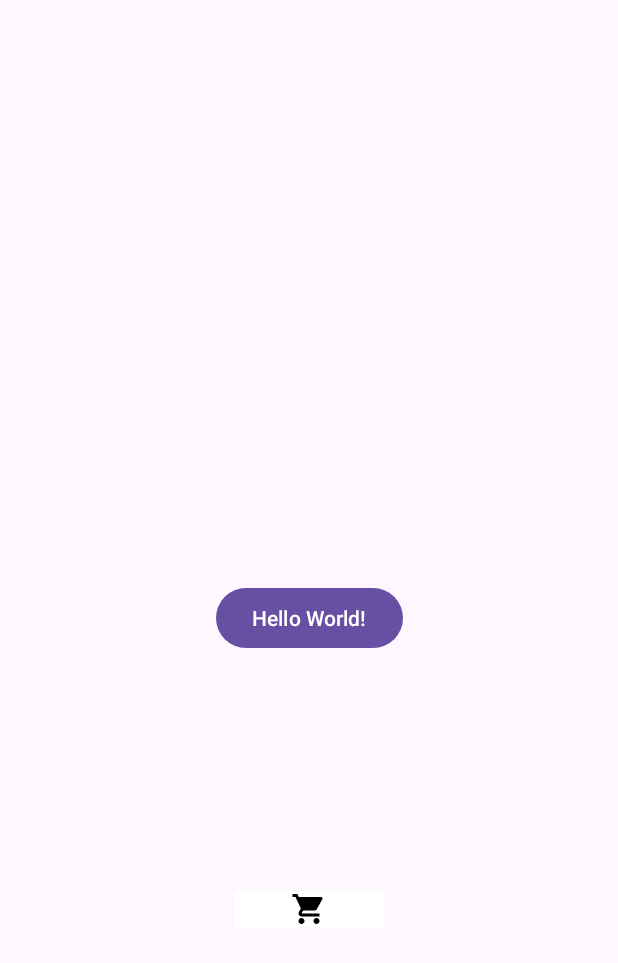
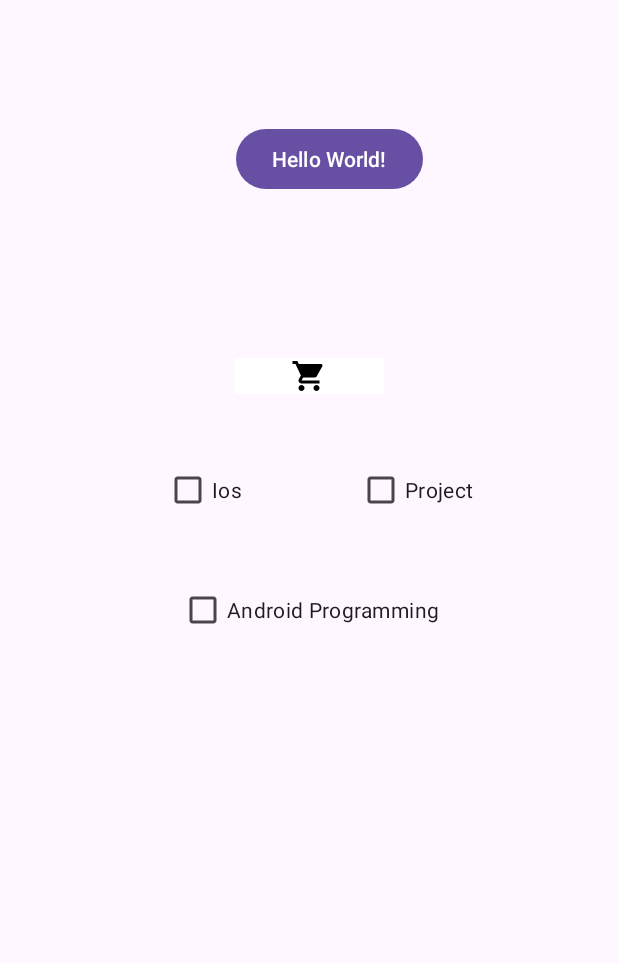
Before and after one commit to raveena-projects/ButtonDemo, an Android app: the screen it shows after launch (MainActivity), on a phone screen of 412 x 824 dp. Shown: the top 963 px of the screen. Run offline under Robolectric (Android 15) with nearby library versions, the phone set to English and light mode, and no system bars.

Commit message:
Checkbox layout

```diff
--- a/app/build.gradle
+++ b/app/build.gradle
@@ -4,12 +4,12 @@ plugins {
 
 android {
     namespace 'com.example.buttondemo'
-    compileSdk 34
+    compileSdk 35
 
     defaultConfig {
         applicationId "com.example.buttondemo"
         minSdk 24
-        targetSdk 34
+        targetSdk 35
         versionCode 1
         versionName "1.0"
 
--- a/app/src/main/java/com/example/buttondemo/MainActivity.java
+++ b/app/src/main/java/com/example/buttondemo/MainActivity.java
@@ -40,4 +40,7 @@ public class MainActivity extends AppCompatActivity {
             }
         });
     }
+    public  void checkboxOnclickHandler(View view){
+        Log.d("Checkbox","Checkbox selected");
+    }
 }
--- a/app/src/main/res/layout/activity_main.xml
+++ b/app/src/main/res/layout/activity_main.xml
@@ -14,18 +14,56 @@
         android:text="Hello World!"
         app:layout_constraintBottom_toBottomOf="parent"
         app:layout_constraintEnd_toEndOf="parent"
+        app:layout_constraintHorizontal_bias="0.547"
         app:layout_constraintStart_toStartOf="parent"
-        app:layout_constraintTop_toTopOf="parent" />
+        app:layout_constraintTop_toTopOf="parent"
+        app:layout_constraintVertical_bias="0.106" />
 
     <ImageButton
         android:id="@+id/imgBtn"
-        android:src="@drawable/baseline_shopping_cart_24"
-        android:background="@color/white"
         android:layout_width="100dp"
         android:layout_height="wrap_content"
+        android:background="@color/white"
+        android:src="@drawable/baseline_shopping_cart_24"
         app:layout_constraintBottom_toBottomOf="parent"
         app:layout_constraintEnd_toEndOf="parent"
+        app:layout_constraintHorizontal_bias="0.501"
         app:layout_constraintStart_toStartOf="parent"
-        app:layout_constraintTop_toTopOf="@id/btn" />
+        app:layout_constraintTop_toTopOf="@id/btn"
+        app:layout_constraintVertical_bias="0.218" />
+
+    <CheckBox
+        android:id="@+id/chk_ios"
+        android:layout_width="79dp"
+        android:layout_height="48dp"
+        android:layout_marginStart="60dp"
+        android:layout_marginTop="40dp"
+        android:onClick="checkboxOnclickHandler"
+        android:text="Ios"
+        app:layout_constraintEnd_toStartOf="@+id/chk_project"
+        app:layout_constraintStart_toStartOf="parent"
+        app:layout_constraintTop_toBottomOf="@+id/imgBtn" />
+
+    <CheckBox
+        android:id="@+id/chk_project"
+        android:layout_width="wrap_content"
+        android:layout_height="wrap_content"
+        android:layout_marginTop="40dp"
+        android:layout_marginEnd="96dp"
+        android:onClick="checkboxOnclickHandler"
+        android:text="Project"
+        app:layout_constraintEnd_toEndOf="parent"
+        app:layout_constraintTop_toBottomOf="@+id/imgBtn" />
+
+    <CheckBox
+        android:id="@+id/chk_android"
+        android:layout_width="wrap_content"
+        android:layout_height="wrap_content"
+        android:layout_marginTop="120dp"
+        android:onClick="checkboxOnclickHandler"
+        android:text="Android Programming"
+        app:layout_constraintEnd_toEndOf="parent"
+        app:layout_constraintStart_toStartOf="parent"
+        app:layout_constraintTop_toBottomOf="@+id/imgBtn" />
 
 </androidx.constraintlayout.widget.ConstraintLayout>
```
